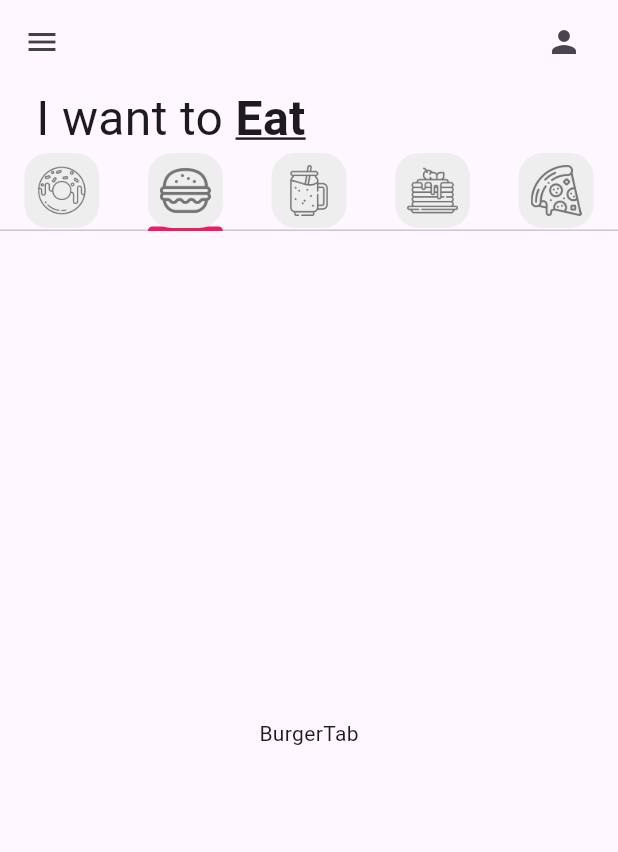
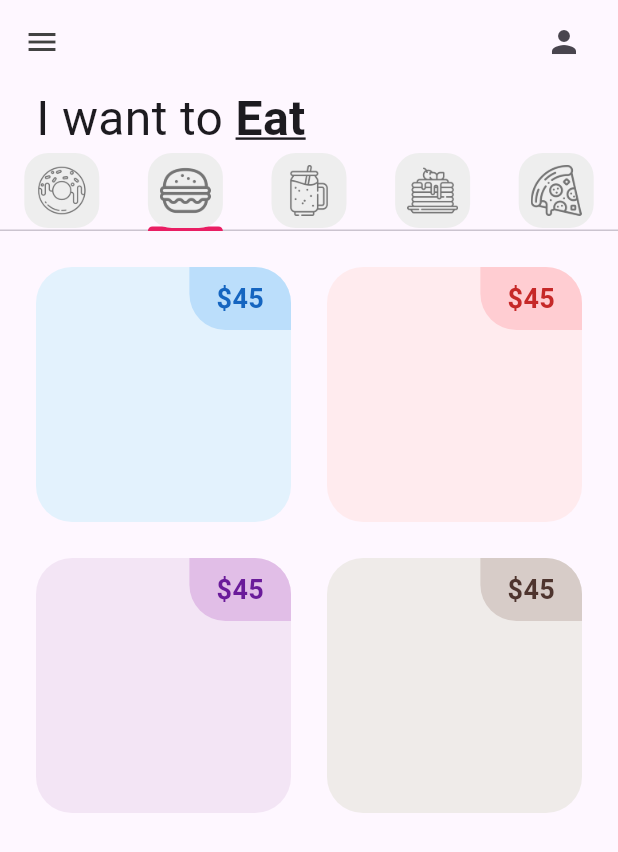
Before and after one commit to ChuchoGod/flutter_application_1, a Flutter app: the screen it shows after launch, tab 2 chosen, on a phone screen of 412 x 824 dp. Shown: the top 852 px of the screen. Run offline on Flutter 3.47's test engine with Material 3 defaults, Android fonts, the phone set to English and light mode, and no system bars.

Commit message:
Starting DonutTile

```diff
--- a/lib/tabs/burger_tab.dart
+++ b/lib/tabs/burger_tab.dart
@@ -1,12 +1,35 @@
 import 'package:flutter/material.dart';
+import 'package:flutter_application_1/utils/donut_tile.dart';
 
 class BurgerTab extends StatelessWidget {
-  const BurgerTab({super.key});
+  //list of donuts
+  final List donutsOnSale = [
+    // [ donutFlavor, donutPrice, donutColor, imageName ]
+    ["Ice Cream", "36", Colors.blue, "lib/images/icecream_donut.png"],
+    ["Strawberry", "45", Colors.red, "lib/images/strawberry_donut.png"],
+    ["Grape Ape", "84", Colors.purple, "lib/images/grape_donut.png"],
+    ["Choco", "95", Colors.brown, "lib/images/chocolate_donut.png"]
+  ];
+
+  BurgerTab({super.key});
 
   @override
   Widget build(BuildContext context) {
-    return const Center(
-      child: Text("BurgerTab"),
-    );
+    return GridView.builder(
+        gridDelegate:
+            SliverGridDelegateWithFixedCrossAxisCount(
+              //Número de columnas
+              crossAxisCount: 2),
+        itemCount: 4,
+        padding: const EdgeInsets.all(12),
+        itemBuilder: (context, index) {
+
+          return DonutTile(
+            donutFlavor: donutsOnSale [index][0],
+            donutPrice: donutsOnSale [index][1],
+            donutColor: donutsOnSale [index][2],
+            imageName: donutsOnSale [index][3]
+          );
+        });
   }
 }
--- /dev/null
+++ b/lib/utils/donut_tile.dart
@@ -0,0 +1,53 @@
+import 'package:flutter/material.dart';
+
+class DonutTile extends StatelessWidget {
+  final String donutFlavor;
+  final String donutPrice;
+  final dynamic donutColor;
+  final String imageName;
+  const DonutTile(
+      {super.key,
+      required this.donutFlavor,
+      required this.donutPrice,
+      required this.donutColor,
+      required this.imageName});
+
+  @override
+  Widget build(BuildContext context) {
+    return Padding(
+      padding: const EdgeInsets.all(12.0),
+      child: Container(
+        //color: donutColor[50],
+        decoration: BoxDecoration(
+          color: donutColor[50],
+          //Esquinas redondeadas
+          borderRadius: BorderRadius.circular(24),
+        ),
+      child: Column(children: [
+        Row(
+          mainAxisAlignment: MainAxisAlignment.end,
+          children: [
+            Container(
+              decoration: BoxDecoration(
+                color: donutColor[100],
+                borderRadius: const BorderRadius.only(bottomLeft: Radius.circular(24),
+                topRight: Radius.circular(24)
+                ),
+              ),
+              padding: const EdgeInsets.symmetric(vertical: 8,
+              horizontal: 18),
+              child: Text(
+                '\$45',
+                style: TextStyle(
+                  fontWeight: FontWeight.bold,
+                  fontSize: 18,
+                  color: donutColor[800]
+                ),
+              ),
+          )],
+        )
+      ],),
+      ),
+    );
+  }
+}
```
Also changed, not shown: lib/tabs/donut_tab.dart (+19 -3 lines), lib/tabs/pancakes_tab.dart (+27 -4 lines), lib/tabs/pizza_tab.dart (+27 -4 lines), lib/tabs/smoothie_tab.dart (+27 -4 lines).
